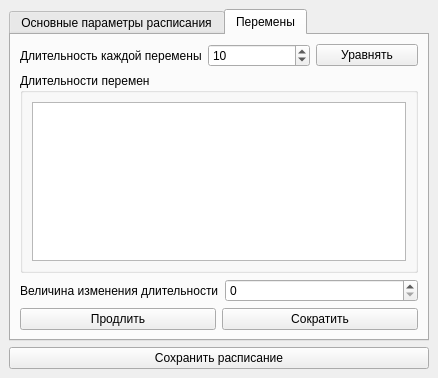
First picture: the form in AutoRingSystemCP/calculator.ui, repository danil-kondr2016/autoringsystem, before the edit.
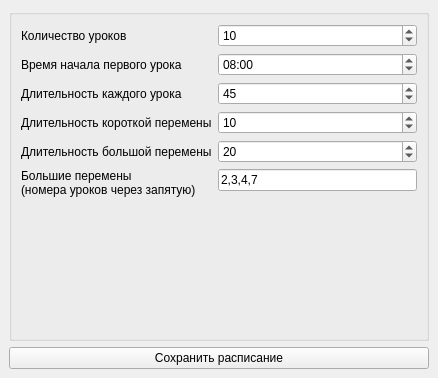
Second picture: the form after the edit. The open tabs and pages were chosen to show the change. Icons and pictures are not drawn.

Commit message: Калькулятор расписания полностью переписан

The edit to the form file:
```diff
--- a/AutoRingSystemCP/calculator.ui
+++ b/AutoRingSystemCP/calculator.ui
@@ -20,45 +20,38 @@
   <widget class="QWidget" name="centralwidget">
    <layout class="QVBoxLayout" name="verticalLayout">
     <item>
-     <widget class="QTabWidget" name="tabWidget">
-      <property name="currentIndex">
-       <number>0</number>
-      </property>
-      <widget class="QWidget" name="main_schedule_parameters">
-       <attribute name="title">
-        <string>Основные параметры расписания</string>
-       </attribute>
+     <widget class="QGroupBox" name="groupBox">
        <layout class="QVBoxLayout" name="verticalLayout_2">
         <item>
          <layout class="QFormLayout" name="formLayout">
-          <item row="2" column="1">
-           <widget class="QSpinBox" name="lesson_quantity">
-            <property name="minimum">
-             <number>1</number>
-            </property>
-            <property name="maximum">
-             <number>15</number>
-            </property>
-            <property name="value">
-             <number>10</number>
-            </property>
-           </widget>
-          </item>
-          <item row="2" column="0">
+         <item row="0" column="0">
            <widget class="QLabel" name="label">
             <property name="text">
              <string>Количество уроков</string>
             </property>
            </widget>
           </item>
-          <item row="3" column="0">
+         <item row="0" column="1">
+          <widget class="QSpinBox" name="lesson_quantity">
+           <property name="minimum">
+            <number>1</number>
+           </property>
+           <property name="maximum">
+            <number>15</number>
+           </property>
+           <property name="value">
+            <number>10</number>
+           </property>
+          </widget>
+         </item>
+         <item row="1" column="0">
            <widget class="QLabel" name="label_2">
             <property name="text">
              <string>Время начала первого урока</string>
             </property>
            </widget>
           </item>
-          <item row="3" column="1">
+         <item row="1" column="1">
            <widget class="QTimeEdit" name="first_lesson_start">
             <property name="displayFormat">
              <string>HH:mm</string>
@@ -75,15 +68,15 @@
             </property>
            </widget>
           </item>
-          <item row="4" column="0">
+         <item row="2" column="0">
            <widget class="QLabel" name="label_3">
             <property name="text">
              <string>Длительность каждого урока</string>
             </property>
            </widget>
           </item>
-          <item row="4" column="1">
-           <widget class="QSpinBox" name="lesson_delay">
+         <item row="2" column="1">
+          <widget class="QSpinBox" name="lesson_length">
             <property name="maximum">
              <number>60</number>
             </property>
@@ -95,92 +88,64 @@
             </property>
            </widget>
           </item>
-         </layout>
-        </item>
-       </layout>
-      </widget>
-      <widget class="QWidget" name="breaks">
-       <attribute name="title">
-        <string>Перемены</string>
-       </attribute>
-       <layout class="QVBoxLayout" name="verticalLayout_4">
-        <item>
-         <layout class="QHBoxLayout" name="horizontalLayout_6">
-          <item>
-           <widget class="QLabel" name="label_4">
+         <item row="4" column="0">
+          <widget class="QLabel" name="label_7">
+           <property name="text">
+            <string>Длительность большой перемены</string>
+           </property>
+          </widget>
+         </item>
+         <item row="4" column="1">
+          <widget class="QSpinBox" name="long_break_length">
+           <property name="value">
+            <number>20</number>
+           </property>
+          </widget>
+         </item>
+         <item row="5" column="0">
+          <widget class="QLabel" name="label_8">
             <property name="text">
-             <string>Длительность каждой перемены</string>
+            <string>&lt;html&gt;&lt;head/&gt;&lt;body&gt;&lt;p&gt;Большие перемены&lt;br&gt;(номера уроков через запятую)&lt;/p&gt;&lt;/body&gt;&lt;/html&gt;</string>
             </property>
            </widget>
           </item>
-          <item>
-           <widget class="QSpinBox" name="break_delay">
-            <property name="minimum">
-             <number>1</number>
-            </property>
-            <property name="maximum">
-             <number>240</number>
-            </property>
+         <item row="3" column="0">
+          <widget class="QLabel" name="label_6">
+           <property name="text">
+            <string>Длительность короткой перемены</string>
+           </property>
+          </widget>
+         </item>
+         <item row="5" column="1">
+          <widget class="QLineEdit" name="long_breaks">
+           <property name="text">
+            <string>2,3,4,7</string>
+           </property>
+          </widget>
+         </item>
+         <item row="3" column="1">
+          <widget class="QSpinBox" name="short_break_length">
             <property name="value">
              <number>10</number>
             </property>
            </widget>
           </item>
-          <item>
-           <widget class="QPushButton" name="equalize">
-            <property name="text">
-             <string>Уравнять</string>
-            </property>
-           </widget>
-          </item>
          </layout>
         </item>
         <item>
-         <widget class="QGroupBox" name="groupBox_2">
-          <property name="title">
-           <string>Длительности перемен</string>
-          </property>
-          <layout class="QVBoxLayout" name="verticalLayout_5">
-           <item>
-            <widget class="QTableView" name="break_delays"/>
-           </item>
-          </layout>
-         </widget>
-        </item>
-        <item>
-         <layout class="QHBoxLayout" name="horizontalLayout_4">
-          <item>
-           <widget class="QLabel" name="label_5">
-            <property name="text">
-             <string>Величина изменения длительности</string>
-            </property>
-           </widget>
-          </item>
-          <item>
-           <widget class="QSpinBox" name="break_delta"/>
-          </item>
-         </layout>
-        </item>
-        <item>
-         <layout class="QHBoxLayout" name="horizontalLayout_2">
-          <item>
-           <widget class="QPushButton" name="lengthen_delays">
-            <property name="text">
-             <string>Продлить</string>
-            </property>
-           </widget>
-          </item>
-          <item>
-           <widget class="QPushButton" name="shorten_delays">
-            <property name="text">
-             <string>Сократить</string>
-            </property>
-           </widget>
-          </item>
-         </layout>
-        </item>
-       </layout>
-      </widget>
+        <spacer name="verticalSpacer">
+         <property name="orientation">
+          <enum>Qt::Vertical</enum>
+         </property>
+         <property name="sizeHint" stdset="0">
+          <size>
+           <width>20</width>
+           <height>40</height>
+          </size>
+         </property>
+        </spacer>
+       </item>
+      </layout>
      </widget>
     </item>
     <item>
```
Left out of the diff: 75 changed lines with no effect on the pictures. Lines whose indentation alone changed are shown as unchanged. The commit also changes 2 other files.
